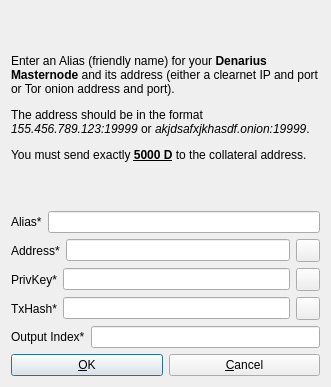
The window that src/qt/forms/addeditadrenalinenode.ui (innova-foundation/innova) describes before a commit, drawn with Qt 5.
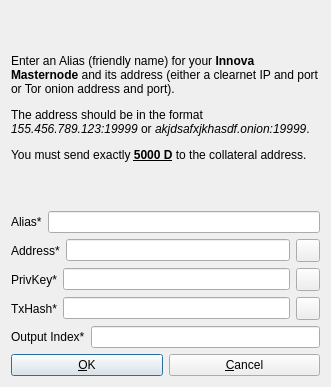
The same window after the commit. Icons and pictures are not drawn.

Patch:
```diff
--- a/src/qt/forms/addeditadrenalinenode.ui
+++ b/src/qt/forms/addeditadrenalinenode.ui
@@ -26,7 +26,7 @@
       </sizepolicy>
      </property>
      <property name="text">
-      <string>&lt;html&gt;&lt;head/&gt;&lt;body&gt;&lt;p&gt;Enter an Alias (friendly name) for your &lt;span style=&quot; font-weight:600;&quot;&gt;Denarius Masternode&lt;/span&gt; and its address (either a clearnet IP and port or Tor onion address and port).&lt;/p&gt;&lt;p&gt;The address should be in the format &lt;span style=&quot; font-style:italic;&quot;&gt;155.456.789.123:19999&lt;/span&gt; or &lt;span style=&quot; font-style:italic;&quot;&gt;akjdsafxjkhasdf.onion:19999&lt;/span&gt;. &lt;/p&gt;&lt;p&gt;You must send exactly &lt;span style=&quot; font-weight:600; text-decoration: underline;&quot;&gt;5000 D&lt;/span&gt; to the collateral address.&lt;/p&gt;&lt;/body&gt;&lt;/html&gt;</string>
+      <string>&lt;html&gt;&lt;head/&gt;&lt;body&gt;&lt;p&gt;Enter an Alias (friendly name) for your &lt;span style=&quot; font-weight:600;&quot;&gt;Innova Masternode&lt;/span&gt; and its address (either a clearnet IP and port or Tor onion address and port).&lt;/p&gt;&lt;p&gt;The address should be in the format &lt;span style=&quot; font-style:italic;&quot;&gt;155.456.789.123:19999&lt;/span&gt; or &lt;span style=&quot; font-style:italic;&quot;&gt;akjdsafxjkhasdf.onion:19999&lt;/span&gt;. &lt;/p&gt;&lt;p&gt;You must send exactly &lt;span style=&quot; font-weight:600; text-decoration: underline;&quot;&gt;5000 D&lt;/span&gt; to the collateral address.&lt;/p&gt;&lt;/body&gt;&lt;/html&gt;</string>
      </property>
      <property name="wordWrap">
       <bool>true</bool>
```
Left out of the diff: 2 changed lines with no effect on the pictures.
